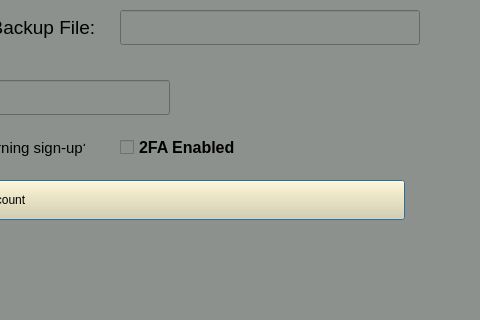
The window that opencybervault.ui (dark-anub1s/CyberVault) describes before a commit, drawn with Qt 5; both pictures show x 480 to 960 and y 220 to 540 of the 960 by 540 pixel window.
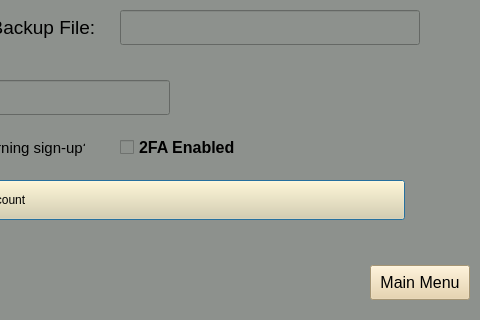
The same window after the commit.

Commit message: Added main menu button to open vault page.

What changed in the file:
```diff
--- a/opencybervault.ui
+++ b/opencybervault.ui
@@ -229,6 +229,28 @@
     <string>Open Account</string>
    </property>
   </widget>
+  <widget class="QPushButton" name="pushButton_2">
+   <property name="geometry">
+    <rect>
+     <x>850</x>
+     <y>485</y>
+     <width>100</width>
+     <height>35</height>
+    </rect>
+   </property>
+   <property name="font">
+    <font>
+     <family>Arial</family>
+     <pointsize>12</pointsize>
+    </font>
+   </property>
+   <property name="styleSheet">
+    <string notr="true">background-color: rgb(231, 208, 162);</string>
+   </property>
+   <property name="text">
+    <string>Main Menu</string>
+   </property>
+  </widget>
  </widget>
  <resources/>
  <connections/>
```
